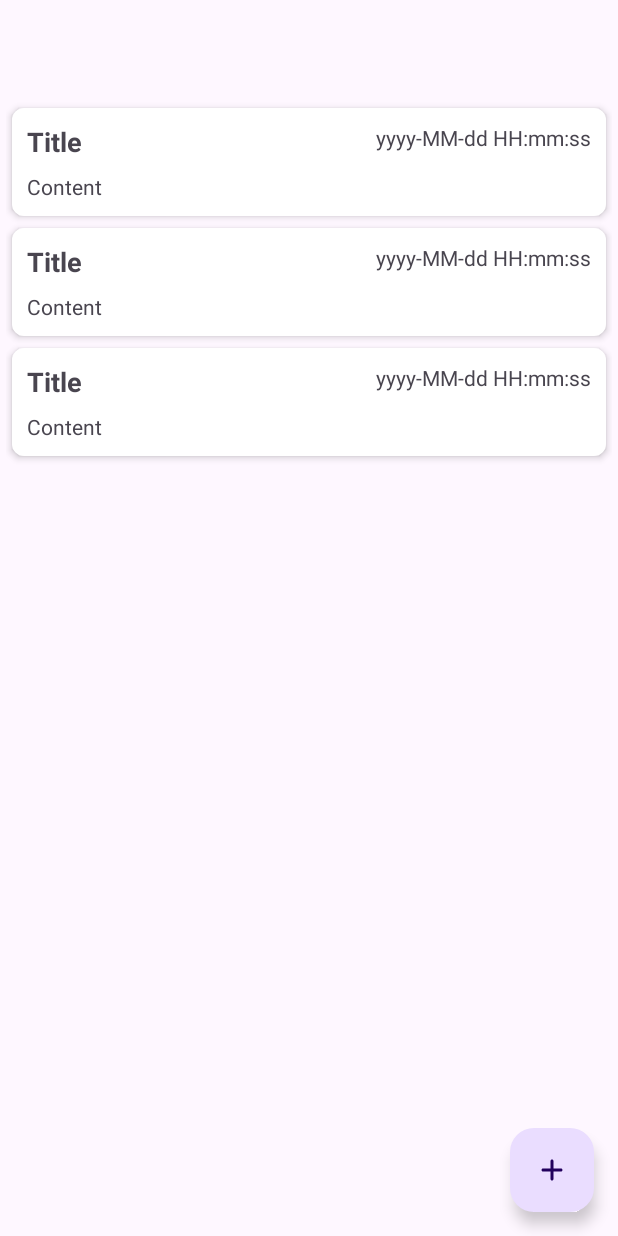
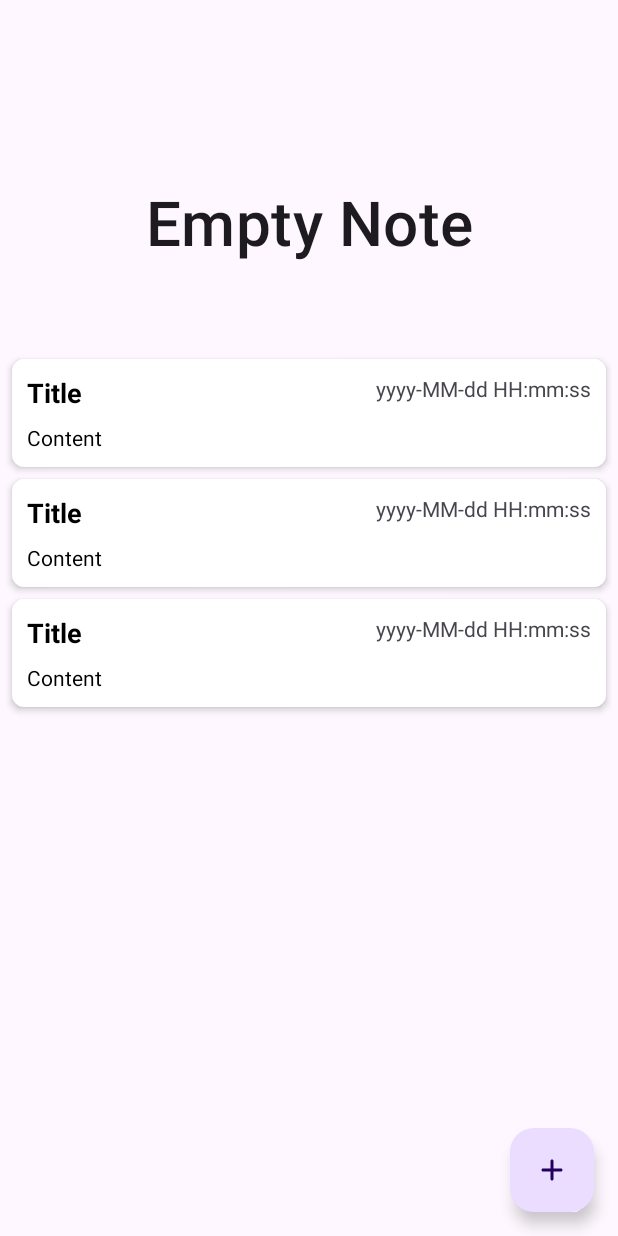
Before and after one commit to kunteinzo/Notes, an Android app: the layout activity_main.xml on its own in the app's theme, with its tools: preview values and no code run, on a phone screen of 412 x 824 dp. Run offline under Robolectric (Android 15) with nearby library versions, the phone set to English and light mode, and no system bars.

Commit message:
fix useless checkbox from recycler_note_layout.xml and others warnings stuff

```diff
--- a/app/build.gradle.kts
+++ b/app/build.gradle.kts
@@ -19,8 +19,8 @@ android {
         applicationId = "com.ajaha.notes"
         minSdk = 23
         targetSdk = 34
-        versionCode = 1
-        versionName = "1.0"
+        versionCode = 2
+        versionName = "1.0.0.001-beta"
 
         testInstrumentationRunner = "androidx.test.runner.AndroidJUnitRunner"
     }
--- /dev/null
+++ b/app/src/main/res/drawable/round_done_24.xml
@@ -0,0 +1,12 @@
+<vector xmlns:android="http://schemas.android.com/apk/res/android"
+    android:width="24dp"
+    android:height="24dp"
+    android:tint="@color/black_white"
+    android:viewportWidth="24"
+    android:viewportHeight="24">
+
+    <path
+        android:fillColor="@android:color/white"
+        android:pathData="M9,16.2l-3.5,-3.5c-0.39,-0.39 -1.01,-0.39 -1.4,0 -0.39,0.39 -0.39,1.01 0,1.4l4.19,4.19c0.39,0.39 1.02,0.39 1.41,0L20.3,7.7c0.39,-0.39 0.39,-1.01 0,-1.4 -0.39,-0.39 -1.01,-0.39 -1.4,0L9,16.2z" />
+
+</vector>
--- a/app/src/main/res/layout/activity_editor.xml
+++ b/app/src/main/res/layout/activity_editor.xml
@@ -31,6 +31,8 @@
         android:maxLines="1"
         android:padding="8dp"
         android:textAppearance="@style/TextAppearance.Material3.HeadlineMedium"
+        android:textColor="@color/black_white"
+        android:textColorHint="@color/black_white"
         app:layout_constraintTop_toBottomOf="@id/editor_app_bar_layout" />
 
     <EditText
@@ -43,6 +45,8 @@
         android:importantForAutofill="no"
         android:inputType="text|textMultiLine"
         android:padding="8dp"
+        android:textColor="@color/black_white"
+        android:textColorHint="@color/black_white"
         app:layout_constraintBottom_toBottomOf="parent"
         app:layout_constraintTop_toBottomOf="@id/editor_edt_title" />
 
--- a/app/src/main/res/layout/activity_main.xml
+++ b/app/src/main/res/layout/activity_main.xml
@@ -26,18 +26,34 @@
         app:layout_constraintBottom_toBottomOf="parent"
         app:layout_constraintTop_toBottomOf="@id/main_app_bar_layout">
 
-        <androidx.recyclerview.widget.RecyclerView
-            android:id="@+id/recycler_note"
+        <LinearLayout
             android:layout_width="match_parent"
             android:layout_height="match_parent"
-            android:padding="4dp"
-            tools:listitem="@layout/recycler_note_layout" />
+            android:orientation="vertical">
 
+            <TextView
+                android:id="@+id/main_empty_label"
+                android:layout_width="match_parent"
+                android:layout_height="wrap_content"
+                android:layout_margin="24dp"
+                android:gravity="center"
+                android:padding="32dp"
+                android:text="@string/empty_note"
+                android:textAppearance="@style/TextAppearance.Material3.LabelLarge"
+                android:textSize="41sp" />
+
+            <androidx.recyclerview.widget.RecyclerView
+                android:id="@+id/recycler_note"
+                android:layout_width="match_parent"
+                android:layout_height="match_parent"
+                android:padding="4dp"
+                tools:listitem="@layout/recycler_note_layout" />
+        </LinearLayout>
     </androidx.swiperefreshlayout.widget.SwipeRefreshLayout>
 
 
     <com.google.android.material.floatingactionbutton.FloatingActionButton
-        android:id="@+id/fab_add_note"
+        android:id="@+id/main_fab_add_note"
         android:layout_width="wrap_content"
         android:layout_height="wrap_content"
         android:layout_margin="16dp"
--- a/app/src/main/res/layout/recycler_note_layout.xml
+++ b/app/src/main/res/layout/recycler_note_layout.xml
@@ -9,12 +9,13 @@
     android:backgroundTint="@color/white_black"
     android:elevation="3dp">
 
-    <androidx.appcompat.widget.AppCompatCheckBox
+    <ImageView
         android:id="@+id/recycler_note_check"
-        android:layout_width="wrap_content"
-        android:layout_height="wrap_content"
-        android:checked="true"
+        android:layout_width="24dp"
+        android:layout_height="24dp"
         android:visibility="gone"
+        android:importantForAccessibility="no"
+        android:src="@drawable/round_done_24"
         app:layout_constraintBottom_toBottomOf="parent"
         app:layout_constraintStart_toStartOf="parent"
         app:layout_constraintTop_toTopOf="parent" />
@@ -22,6 +23,7 @@
     <TextView
         android:id="@+id/recycler_note_title"
         android:layout_width="0dp"
+        android:textColor="@color/black_white"
         android:layout_height="wrap_content"
         android:maxLines="1"
         android:padding="4dp"
@@ -36,6 +38,7 @@
     <TextView
         android:id="@+id/recycler_note_content"
         android:layout_width="0dp"
+        android:textColor="@color/black_white"
         android:layout_height="wrap_content"
         android:maxLines="2"
         android:padding="4dp"
--- a/app/src/main/res/values/strings.xml
+++ b/app/src/main/res/values/strings.xml
@@ -20,4 +20,5 @@
     </string>
     <string name="attachment_summary_off">Only download attachments when manually requested</string>
     <string name="settings">Settings</string>
+    <string name="empty_note">Empty Note</string>
 </resources>
```
Also changed, not shown: app/src/main/java/com/ajaha/notes/MainActivity.kt (+38 -16 lines), 2 other files.
